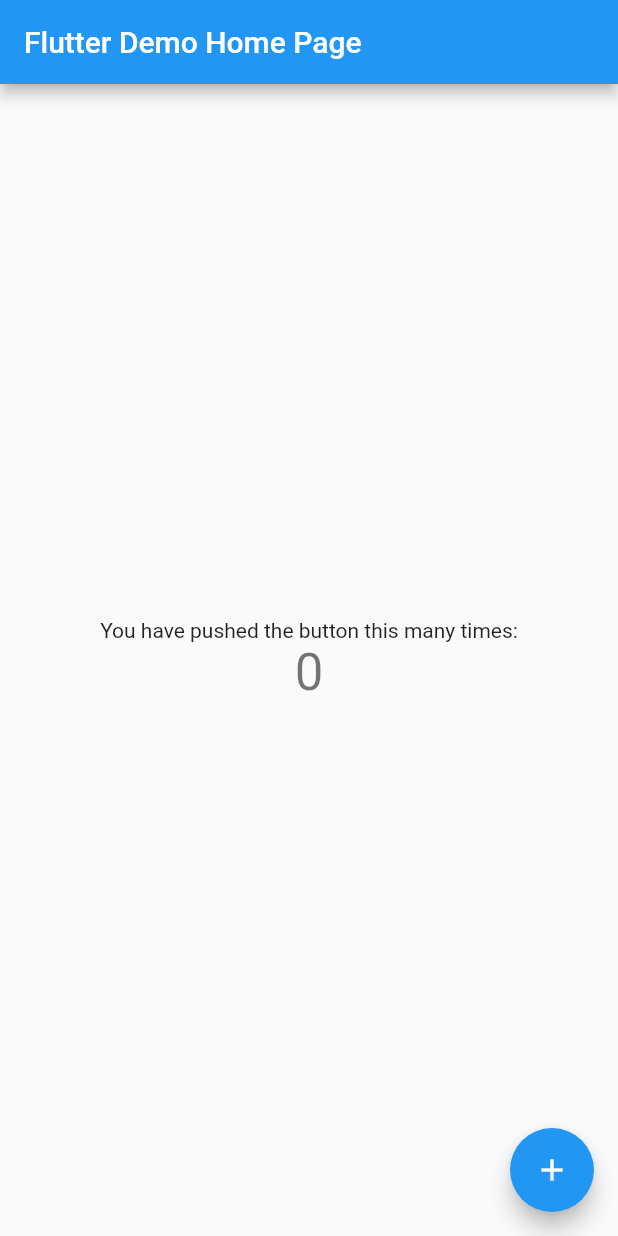
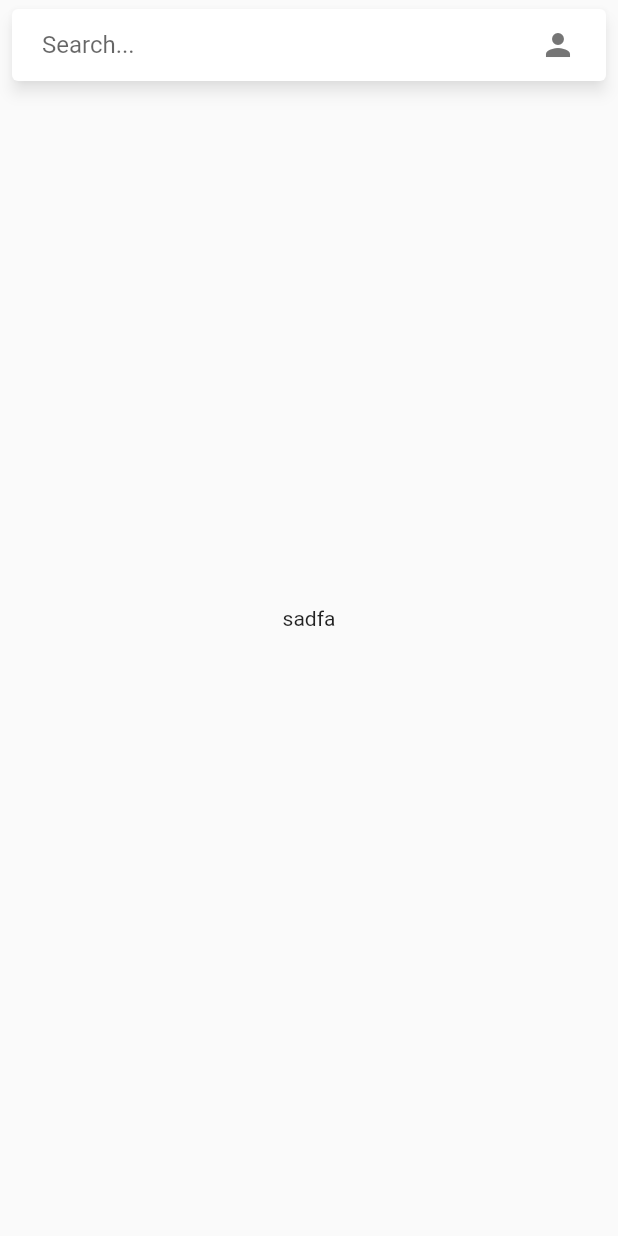
Before and after one commit to RuslanTsitser/github_user, a Flutter app: the screen it shows after launch, on a phone screen of 412 x 824 dp. Run offline on Flutter 3.47's test engine with Material 2 defaults, Android fonts, the phone set to English and light mode, and no system bars; drawn by our look-alikes of material_floating_search_bar.

Commit message:
second commit

```diff
--- a/lib/main.dart
+++ b/lib/main.dart
@@ -1,4 +1,5 @@
 import 'package:flutter/material.dart';
+import 'package:material_floating_search_bar/material_floating_search_bar.dart';
 
 void main() {
   runApp(const MyApp());
@@ -7,109 +8,106 @@ void main() {
 class MyApp extends StatelessWidget {
   const MyApp({Key? key}) : super(key: key);
 
-  // This widget is the root of your application.
   @override
   Widget build(BuildContext context) {
-    return MaterialApp(
-      title: 'Flutter Demo',
-      theme: ThemeData(
-        // This is the theme of your application.
-        //
-        // Try running your application with "flutter run". You'll see the
-        // application has a blue toolbar. Then, without quitting the app, try
-        // changing the primarySwatch below to Colors.green and then invoke
-        // "hot reload" (press "r" in the console where you ran "flutter run",
-        // or simply save your changes to "hot reload" in a Flutter IDE).
-        // Notice that the counter didn't reset back to zero; the application
-        // is not restarted.
-        primarySwatch: Colors.blue,
-      ),
-      home: const MyHomePage(title: 'Flutter Demo Home Page'),
+    return const MaterialApp(
+      home: MainScreen(),
     );
   }
 }
 
-class MyHomePage extends StatefulWidget {
-  const MyHomePage({Key? key, required this.title}) : super(key: key);
-
-  // This widget is the home page of your application. It is stateful, meaning
-  // that it has a State object (defined below) that contains fields that affect
-  // how it looks.
-
-  // This class is the configuration for the state. It holds the values (in this
-  // case the title) provided by the parent (in this case the App widget) and
-  // used by the build method of the State. Fields in a Widget subclass are
-  // always marked "final".
-
-  final String title;
+class MainScreen extends StatefulWidget {
+  const MainScreen({Key? key}) : super(key: key);
 
   @override
-  State<MyHomePage> createState() => _MyHomePageState();
+  State<MainScreen> createState() => _MainScreenState();
 }
 
-class _MyHomePageState extends State<MyHomePage> {
-  int _counter = 0;
+class _MainScreenState extends State<MainScreen> {
+  late FloatingSearchBarController _controller;
 
-  void _incrementCounter() {
-    setState(() {
-      // This call to setState tells the Flutter framework that something has
-      // changed in this State, which causes it to rerun the build method below
-      // so that the display can reflect the updated values. If we changed
-      // _counter without calling setState(), then the build method would not be
-      // called again, and so nothing would appear to happen.
-      _counter++;
-    });
+  @override
+  void initState() {
+    _controller = FloatingSearchBarController();
+    super.initState();
+  }
+
+  @override
+  void dispose() {
+    _controller.dispose();
+    super.dispose();
   }
 
   @override
   Widget build(BuildContext context) {
-    // This method is rerun every time setState is called, for instance as done
-    // by the _incrementCounter method above.
-    //
-    // The Flutter framework has been optimized to make rerunning build methods
-    // fast, so that you can just rebuild anything that needs updating rather
-    // than having to individually change instances of widgets.
+    Widget buildFloatingSearchBar() {
+      final isPortrait =
+          MediaQuery.of(context).orientation == Orientation.portrait;
+
+      return FloatingSearchBar(
+        controller: _controller,
+        hint: 'Search...',
+        scrollPadding: const EdgeInsets.only(top: 16, bottom: 56),
+        transitionDuration: const Duration(milliseconds: 800),
+        transitionCurve: Curves.easeInOut,
+        physics: const BouncingScrollPhysics(),
+        axisAlignment: isPortrait ? 0.0 : -1.0,
+        openAxisAlignment: 0.0,
+        width: isPortrait ? 600 : 500,
+        debounceDelay: const Duration(milliseconds: 500),
+        onQueryChanged: (query) {
+          setState(() {});
+        },
+        // Specify a custom transition to be used for
+        // animating between opened and closed stated.
+        transition: CircularFloatingSearchBarTransition(),
+        actions: [
+          FloatingSearchBarAction(
+            showIfOpened: false,
+            child: CircularButton(
+              icon: const Icon(Icons.person),
+              onPressed: () {},
+            ),
+          ),
+          FloatingSearchBarAction.searchToClear(
+            showIfClosed: false,
+          ),
+        ],
+        builder: (context, transition) {
+          return ClipRRect(
+            borderRadius: BorderRadius.circular(8),
+            child: Material(
+              color: Colors.white,
+              elevation: 4.0,
+              child: Column(
+                mainAxisSize: MainAxisSize.min,
+                children: Colors.accents.map((color) {
+                  return Container(
+                    height: 112,
+                    width: double.maxFinite,
+                    color: color,
+                    child: Center(child: Text(_controller.query)),
+                  );
+                }).toList(),
+              ),
+            ),
+          );
+        },
+      );
+    }
+
     return Scaffold(
-      appBar: AppBar(
-        // Here we take the value from the MyHomePage object that was created by
-        // the App.build method, and use it to set our appbar title.
-        title: Text(widget.title),
+      // This is handled by the search bar itself.
+      resizeToAvoidBottomInset: false,
+      body: Stack(
+        fit: StackFit.expand,
+        children: [
+          Center(
+            child: Text('sadfa'),
+          ),
+          buildFloatingSearchBar(),
+        ],
       ),
-      body: Center(
-        // Center is a layout widget. It takes a single child and positions it
-        // in the middle of the parent.
-        child: Column(
-          // Column is also a layout widget. It takes a list of children and
-          // arranges them vertically. By default, it sizes itself to fit its
-          // children horizontally, and tries to be as tall as its parent.
-          //
-          // Invoke "debug painting" (press "p" in the console, choose the
-          // "Toggle Debug Paint" action from the Flutter Inspector in Android
-          // Studio, or the "Toggle Debug Paint" command in Visual Studio Code)
-          // to see the wireframe for each widget.
-          //
-          // Column has various properties to control how it sizes itself and
-          // how it positions its children. Here we use mainAxisAlignment to
-          // center the children vertically; the main axis here is the vertical
-          // axis because Columns are vertical (the cross axis would be
-          // horizontal).
-          mainAxisAlignment: MainAxisAlignment.center,
-          children: <Widget>[
-            const Text(
-              'You have pushed the button this many times:',
-            ),
-            Text(
-              '$_counter',
-              style: Theme.of(context).textTheme.headline4,
-            ),
-          ],
-        ),
-      ),
-      floatingActionButton: FloatingActionButton(
-        onPressed: _incrementCounter,
-        tooltip: 'Increment',
-        child: const Icon(Icons.add),
-      ), // This trailing comma makes auto-formatting nicer for build methods.
     );
   }
 }
--- a/pubspec.yaml
+++ b/pubspec.yaml
@@ -34,6 +34,7 @@ dependencies:
   # The following adds the Cupertino Icons font to your application.
   # Use with the CupertinoIcons class for iOS style icons.
   cupertino_icons: ^1.0.2
+  material_floating_search_bar: ^0.3.6
 
 dev_dependencies:
   flutter_test:
```
Also changed, not shown: pubspec.lock.
